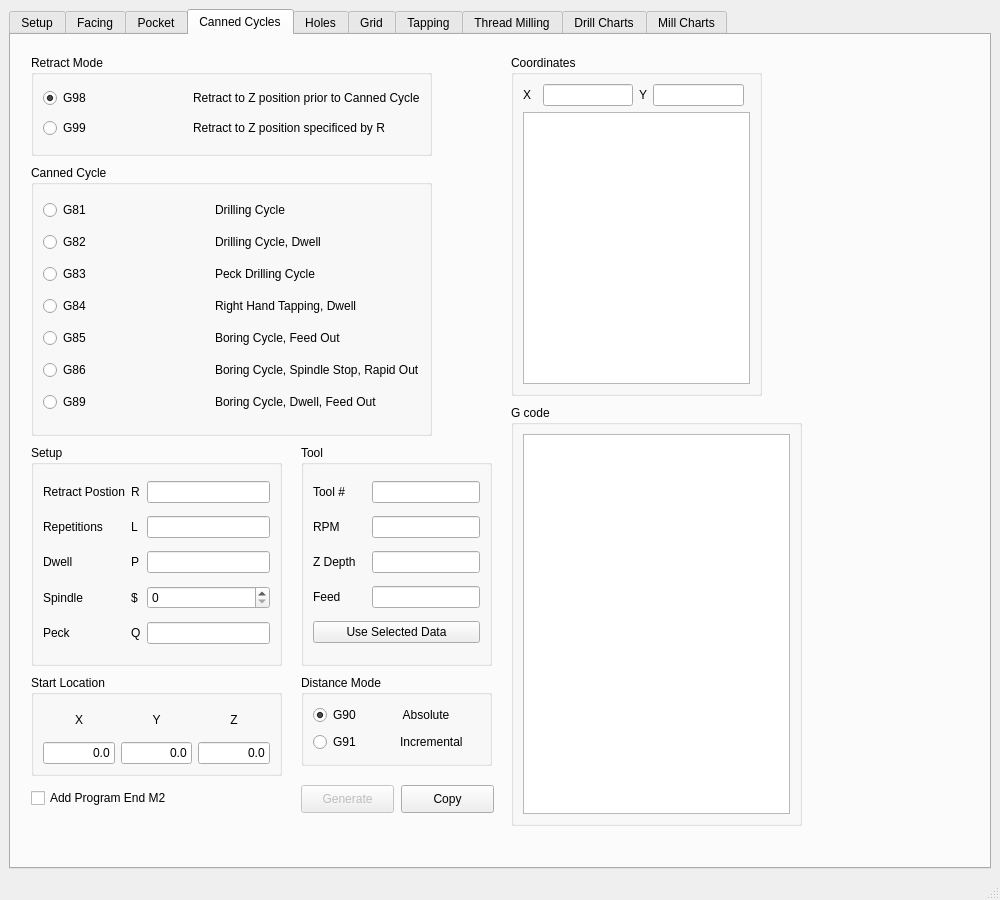
Qt form gcode/src/gcode.ui (jethornton/gcode) before a commit.
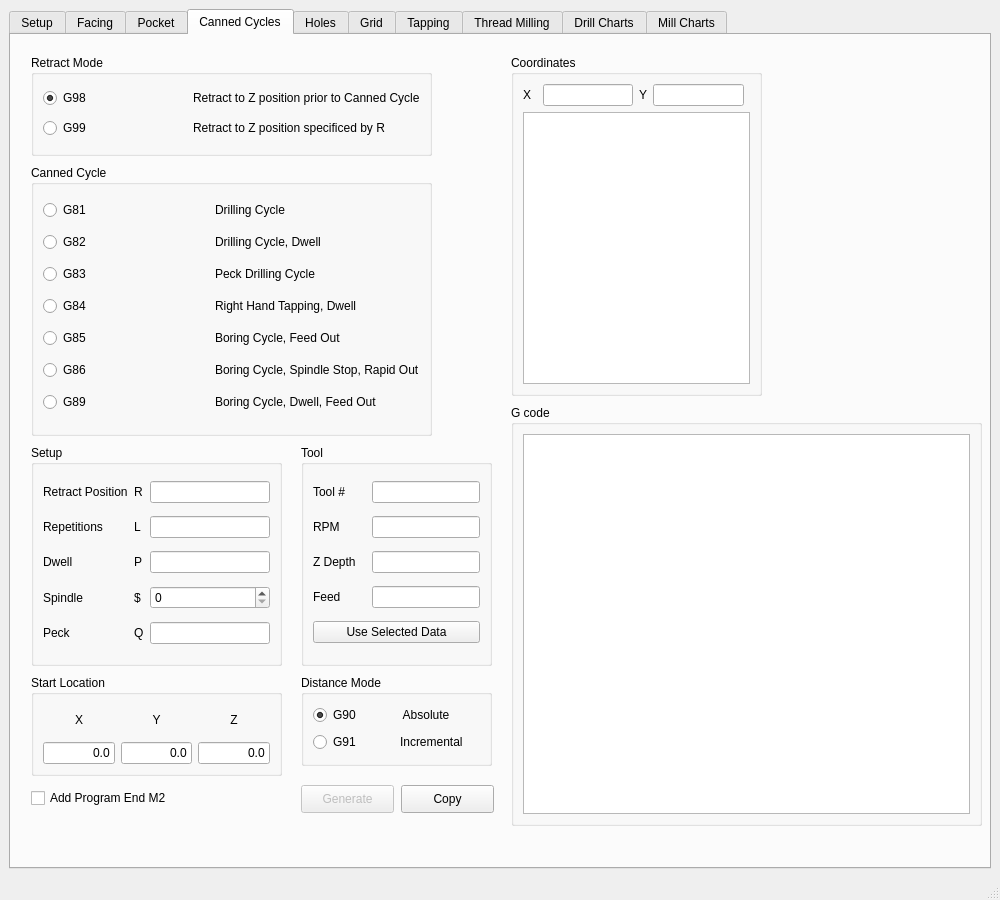
The same form after that commit.

Commit message: add error checking to canned cycles

```diff
--- a/gcode/src/gcode.ui
+++ b/gcode/src/gcode.ui
@@ -1255,7 +1255,7 @@
          <item row="0" column="0">
           <widget class="QLabel" name="label_63">
            <property name="text">
-            <string>Retract Postion</string>
+            <string>Retract Position</string>
            </property>
           </widget>
          </item>
@@ -1447,7 +1447,7 @@
          <rect>
           <x>500</x>
           <y>370</y>
-          <width>291</width>
+          <width>471</width>
           <height>421</height>
          </rect>
         </property>
```
Left out of the diff: 15 changed lines with no effect on the pictures. The commit also changes 2 other files.
